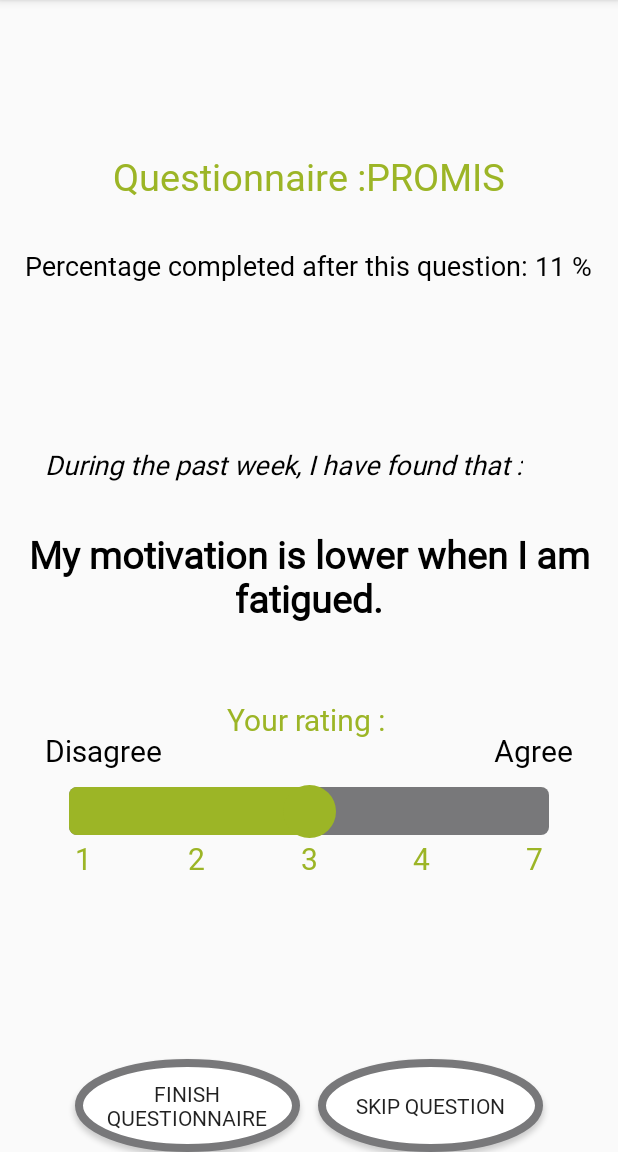
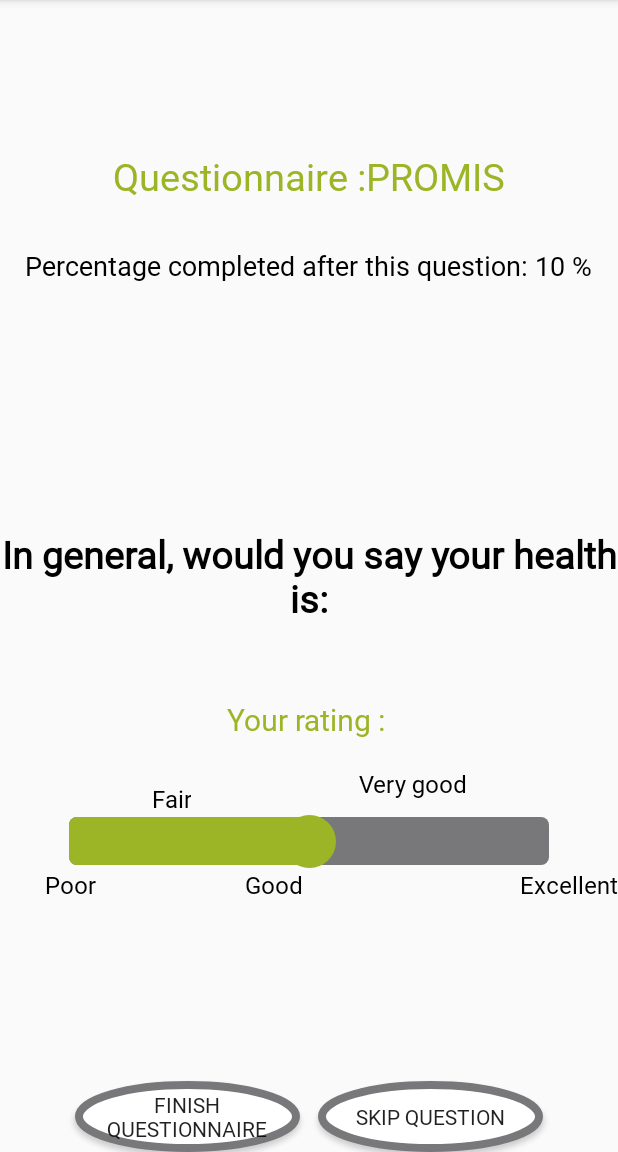
Before and after one commit to DART-Lab-LLUI/iProms, an Android app: the PromisActivity screen opened directly, with no data from a screen before it, on a phone screen of 412 x 824 dp, the part 84-1236 px from its top. Run offline under Robolectric (Android 15) with nearby library versions, the phone set to English and light mode, and no system bars; libraries missing offline, so code that uses them is left out: com.opencsv, com.opencsv.exceptions; 10 statements that could not run were skipped.

Commit message:
Version0310- PROMIS questionnaire added

```diff
--- a/app/src/main/java/fr/thomas/menard/iproms/Utils/WriteCSV.java
+++ b/app/src/main/java/fr/thomas/menard/iproms/Utils/WriteCSV.java
@@ -25,6 +25,7 @@ public class WriteCSV extends ViewModel {
                                     String fatigue, String avg_score_fatigue, String question_ans_fatigue,String last_question_fatigue,
                                     String depression, String avg_score_dep, String score_anxiety, String question_ans_dep,String last_question_depression, String question_skipped_anx,
                                     String bdi, String avg_score_bdi, String question_ans_bdi,String last_question_bdi,
+                                    String promis, String avg_score_promis, String question_ans_promis,String last_question_promis,
                                     String qol, String avg_score_qol, String question_ans_qol, String skip_question_qol,
                                     String qol1, String score_qol1, String question_ans_qol1, String skip_question_qol1,
                                     String qol2, String score_qol2, String question_ans_qol2, String skip_question_qol2,
@@ -56,6 +57,7 @@ public class WriteCSV extends ViewModel {
             summ.add(new String[] { "Patient_ID", "Case_ID", "Time", "Fatigue", "Score_fatigue", "Question_ans_fatigue", "Skipped_question_fatigue",
                     "Depression_Anxiety", "Score_depression", "Score_anxiety", "Question_ans_dep", "Skipped_question_dep","Skipped_question_anx",
                     "BDI_II", "Score_bdi", "Question_ans_bdi", "Skipped_question_bdi",
+                    "PROMIS", "Score_promis", "Question_ans_promis", "Skipped_question_promis",
                     "QOL", "Score_qol", "Question_ans_qol", "Skipped_question_qol",
                     "QOL1","Score_qol1", "Question_ans_qol1", "Skipped_question_qol1",
                     "QOL2","Score_qol2", "Question_ans_qol2", "Skipped_question_qol2",
@@ -73,6 +75,7 @@ public class WriteCSV extends ViewModel {
                     question_ans_fatigue,last_question_fatigue,
                     depression, avg_score_dep, score_anxiety, question_ans_dep, last_question_depression,question_skipped_anx,
                     bdi, avg_score_bdi, question_ans_bdi, last_question_bdi,
+                    promis, avg_score_promis, question_ans_promis, last_question_promis,
                     qol, avg_score_qol, question_ans_qol, skip_question_qol,
                     qol1, score_qol1, question_ans_qol1, skip_question_qol1,
                     qol2, score_qol2, question_ans_qol2, skip_question_qol2,
--- a/app/src/main/java/fr/thomas/menard/iproms/Views/FSMCActivity.java
+++ b/app/src/main/java/fr/thomas/menard/iproms/Views/FSMCActivity.java
@@ -173,7 +173,7 @@ public class FSMCActivity extends AppCompatActivity {
                     .build();
 
             // Read the header to get column indices
-            int qolColumnIndex = 61;
+            int qolColumnIndex = 65;
 
             List<String[]> csvEntries = reader.readAll();
             String[] firstRow = csvEntries.get(1);
@@ -305,7 +305,7 @@ public class FSMCActivity extends AppCompatActivity {
                     .withCSVParser(csvParser)
                     .build();
 
-            int qolColumnIndex = 61;
+            int qolColumnIndex = 65;
 
             List<String[]> csvEntries = reader.readAll();
             String[] row = csvEntries.get(1);
--- a/app/src/main/java/fr/thomas/menard/iproms/Views/IdentificationActivity.java
+++ b/app/src/main/java/fr/thomas/menard/iproms/Views/IdentificationActivity.java
@@ -120,6 +120,7 @@ public class IdentificationActivity extends AppCompatActivity {
                         "null","0","0", "0",
                         "null","0","0", "0",
                         "null","0","0", "0",
+                        "null","0","0", "0",
                         "null", "0", "0", "0",
                         "null", "0", "0", "0"
                 );
--- a/app/src/main/java/fr/thomas/menard/iproms/Views/PromisActivity.java
+++ b/app/src/main/java/fr/thomas/menard/iproms/Views/PromisActivity.java
@@ -67,6 +67,7 @@ public class PromisActivity extends AppCompatActivity {
         translateText();
         retrieveInfos();
         displayQuestion();
+        displayLegend();
         reinit_questionnaire();
         listenBtnConfirm();
         listenSeekbar();
@@ -119,7 +120,7 @@ public class PromisActivity extends AppCompatActivity {
                     .build();
 
             // Read the header to get column indices
-            int qolColumnIndex = 7;
+            int qolColumnIndex = 17;
 
             List<String[]> csvEntries = reader.readAll();
             String[] firstRow = csvEntries.get(1);
@@ -133,7 +134,7 @@ public class PromisActivity extends AppCompatActivity {
                 numberQuestion = 1;
 
 
-            pourcentage = 100 * (numberQuestion) / 9;
+            pourcentage = 100 * (numberQuestion) / 10;
             binding.txtPoucentageDone.setText(String.valueOf(pourcentage));
             reader.close();
 
@@ -155,7 +156,7 @@ public class PromisActivity extends AppCompatActivity {
                         .withCSVParser(csvParser)
                         .build();
 
-                int qolColumnIndex = 3;
+                int qolColumnIndex = 17;
 
 
                 List<String[]> csvEntries = reader.readAll();
@@ -229,7 +230,7 @@ public class PromisActivity extends AppCompatActivity {
                 write_csv(rating);
                 total_Score = total_Score + Integer.parseInt(rating);
 
-                if(numberQuestion==9){
+                if(numberQuestion==10){
                     modifyCSVInfos("done", String.valueOf(total_Score), false, false);
                     Intent intent = new Intent(getApplicationContext(), MainActivity.class);
                     intent.putExtra("langue", langue);
@@ -241,7 +242,7 @@ public class PromisActivity extends AppCompatActivity {
                     finish();
                 }else {
                     modifyCSVInfos("not finished", String.valueOf(total_Score), false, false);
-                    Intent intent = new Intent(getApplicationContext(), FatigueQuestionnaire.class);
+                    Intent intent = new Intent(getApplicationContext(), PromisActivity.class);
                     intent.putExtra("patientID", idPatient);
                     intent.putExtra("caseID", caseID);
                     intent.putExtra("date", date);
@@ -280,7 +281,7 @@ public class PromisActivity extends AppCompatActivity {
             finish();
         }else {
             modifyCSVInfos("not finished", String.valueOf(total_Score), true, false);
-            Intent intent = new Intent(getApplicationContext(), FatigueQuestionnaire.class);
+            Intent intent = new Intent(getApplicationContext(), PromisActivity.class);
             intent.putExtra("patientID", idPatient);
             intent.putExtra("caseID", caseID);
             intent.putExtra("date", date);
@@ -295,31 +296,50 @@ public class PromisActivity extends AppCompatActivity {
     private void displayQuestion(){
         if(numberQuestion==1){
             question_num_string = "Question 1";
-            binding.txtQuestion.setText(R.string.question1_fatigue);
+            binding.txtQuestion.setText(R.string.promis_1);
         } else if (numberQuestion ==2) {
             question_num_string = "Question 2";
-            binding.txtQuestion.setText(R.string.question2_fatigue);
+            binding.txtQuestion.setText(R.string.promis_2);
         }else if (numberQuestion ==3) {
             question_num_string = "Question 3";
-            binding.txtQuestion.setText(R.string.question3_fatigue);
+            binding.txtQuestion.setText(R.string.promis_3);
         }else if (numberQuestion ==4) {
             question_num_string = "Question 4";
-            binding.txtQuestion.setText(R.string.question4_fatigue);
+            binding.txtQuestion.setText(R.string.promis_4);
         }else if (numberQuestion ==5) {
             question_num_string = "Question 5";
-            binding.txtQuestion.setText(R.string.question5_fatigue);
+            binding.txtQuestion.setText(R.string.promis_5);
         }else if (numberQuestion ==6) {
             question_num_string = "Question 6";
-            binding.txtQuestion.setText(R.string.question6_fatigue);
+            binding.txtQuestion.setText(R.string.promis_6);
         }else if (numberQuestion ==7) {
             question_num_string = "Question 7";
-            binding.txtQuestion.setText(R.string.question7_fatigue);
+            binding.txtQuestion.setText(R.string.promis_7);
         }else if (numberQuestion ==8) {
             question_num_string = "Question 8";
-            binding.txtQuestion.setText(R.string.question8_fatigue);
+            binding.txtQuestion.setText(R.string.promis_8);
         }else if (numberQuestion ==9) {
             question_num_string = "Question 9";
-            binding.txtQuestion.setText(R.string.question9_fatigue);
+            binding.txtQuestion.setText(R.string.promis_8);
+        }else if (numberQuestion ==10) {
+            question_num_string = "Question 10";
+            binding.txtQuestion.setText(R.string.promis_10);
+        }
+    }
+
+    private void displayLegend(){
+        if(numberQuestion==1 || numberQuestion==2 || numberQuestion==3 || numberQuestion==4 || numberQuestion==5 || numberQuestion==9){
+            binding.txt0.setText(R.string.promis_legend_1to59_1);
+            binding.txt1.setText(R.string.promis_legend_1to59_2);
+            binding.txt2.setText(R.string.promis_legend_1to59_3);
+            binding.txt3.setText(R.string.promis_legend_1to59_4);
+            binding.txt6.setText(R.string.promis_legend_1to59_5);
+        } else if (numberQuestion==6 || numberQuestion==7 || numberQuestion==8 || numberQuestion==10) {
+            binding.txt0.setText(R.string.promis_legend_6to10_1);
+            binding.txt1.setText(R.string.promis_legend_6to10_2);
+            binding.txt2.setText(R.string.promis_legend_6to10_3);
+            binding.txt3.setText(R.string.promis_legend_6to10_4);
+            binding.txt6.setText(R.string.promis_legend_6to10_5);
         }
     }
 
@@ -335,7 +355,7 @@ public class PromisActivity extends AppCompatActivity {
                     .withCSVParser(csvParser)
                     .build();
 
-            int qolColumnIndex = 3;
+            int qolColumnIndex = 17;
 
 
             List<String[]> csvEntries = reader.readAll();
@@ -383,7 +403,7 @@ public class PromisActivity extends AppCompatActivity {
             public void onStartTrackingTouch(SeekBar seekBar) {
                 binding.btnConfirm.setVisibility(View.VISIBLE);
                 if(!touched){
-                    rating = String.valueOf(4);
+                    rating = String.valueOf(3);
                     binding.txtRating.setText(rating);
                     touched = true;
                 }
--- a/app/src/main/java/fr/thomas/menard/iproms/Views/SleepActivity.java
+++ b/app/src/main/java/fr/thomas/menard/iproms/Views/SleepActivity.java
@@ -152,7 +152,7 @@ public class SleepActivity extends AppCompatActivity {
                     .build();
 
             // Read the header to get column indices
-            int qolColumnIndex = 57;
+            int qolColumnIndex = 61;
 
             List<String[]> csvEntries = reader.readAll();
             String[] firstRow = csvEntries.get(1);
@@ -295,7 +295,7 @@ public class SleepActivity extends AppCompatActivity {
                     .withCSVParser(csvParser)
                     .build();
 
-            int qolColumnIndex = 57;
+            int qolColumnIndex = 61;
 
             List<String[]> csvEntries = reader.readAll();
             String[] row = csvEntries.get(1);
--- a/app/src/main/res/layout/activity_promis.xml
+++ b/app/src/main/res/layout/activity_promis.xml
@@ -66,20 +66,6 @@
     </LinearLayout>
 
 
-    <TextView
-        android:id="@+id/txtIntro"
-        android:layout_width="wrap_content"
-        android:layout_height="wrap_content"
-        android:layout_above="@id/txtQuestion"
-        android:layout_marginStart="30dp"
-        android:layout_marginTop="30dp"
-        android:layout_marginEnd="30dp"
-        android:layout_marginBottom="30dp"
-        android:fontFamily="@font/montserratregular"
-        android:text="@string/intro_question_fatigue"
-        android:textColor="@color/black"
-        android:textSize="18sp"
-        android:textStyle="italic" />
 
     <TextView
         android:id="@+id/txtQuestion"
@@ -120,110 +106,93 @@
     </LinearLayout>
 
     <androidx.constraintlayout.widget.ConstraintLayout
+        android:id="@+id/constraint"
         android:layout_width="match_parent"
         android:layout_height="wrap_content"
-        android:id="@+id/constraint"
         android:layout_below="@id/linearRating">
 
         <SeekBar
+            android:id="@+id/seekbar"
             android:layout_width="match_parent"
             android:layout_height="wrap_content"
-            android:id="@+id/seekbar"
-            android:layout_margin="30dp"
+            android:layout_marginStart="30dp"
+            android:layout_marginEnd="30dp"
+            android:layout_marginTop="50dp"
+            android:max="4"
+            android:progress="2"
+            android:progressDrawable="@drawable/progress_drawable"
+            android:progressTint="@color/colorPrimary"
+            android:splitTrack="false"
             android:thumb="@drawable/thumb_size"
-            android:splitTrack="false"
-            android:progress="3"
-            android:progressTint="@color/colorPrimary"
-            android:progressDrawable="@drawable/progress_drawable"
-            app:layout_constraintTop_toTopOf="parent"
-            android:max="6"/>
+            app:layout_constraintTop_toTopOf="parent" />
+
 
         <TextView
+            android:id="@+id/txt0"
             android:layout_width="wrap_content"
             android:layout_height="wrap_content"
-            android:text="@string/disagree"
+            android:layout_marginBottom="10dp"
             android:fontFamily="@font/montserratregular"
-            app:layout_constraintBottom_toTopOf="@id/seekbar"
-            android:layout_marginBottom="10dp"
+            android:text="1"
+            android:textColor="@color/black"
+            android:textSize="16sp"
             app:layout_constraintLeft_toLeftOf="@id/seekbar"
-            android:textColor="@color/black"
-            android:textSize="20sp"/>
+            app:layout_constraintTop_toBottomOf="@id/seekbar" />
 
         <TextView
+            android:id="@+id/txt6"
             android:layout_width="wrap_content"
             android:layout_height="wrap_content"
-            android:text="@string/agree"
+            android:fontFamily="@font/montserratregular"
+            android:text="7"
+            android:textColor="@color/black"
+            android:textSize="16sp"
+            app:layout_constraintEnd_toEndOf="parent"
+            app:layout_constraintLeft_toRightOf="@id/txt3"
+            app:layout_constraintTop_toBottomOf="@id/seekbar" />
+
+        <TextView
+            android:id="@+id/txt1"
+            android:layout_width="wrap_content"
+            android:layout_height="wrap_content"
+            android:fontFamily="@font/montserratregular"
+            android:text="2"
+            android:textAlignment="center"
+            android:textColor="@color/black"
+            android:textSize="16sp"
             app:layout_constraintBottom_toTopOf="@id/seekbar"
-            app:layout_constraintEnd_toEndOf="@id/seekbar"
+            app:layout_constraintLeft_toRightOf="@id/txt0"
+            app:layout_constraintRight_toLeftOf="@id/txt2"
+            app:layout_constraintVertical_bias="1.0" />
+
+        <TextView
+            android:id="@+id/txt2"
+            android:layout_width="wrap_content"
+            android:layout_height="wrap_content"
             android:layout_marginBottom="10dp"
             android:fontFamily="@font/montserratregular"
+            android:text="3"
+            android:gravity="center"
+            android:textAlignment="center"
             android:textColor="@color/black"
-            android:textSize="20sp"/>
+            android:textSize="16sp"
+            app:layout_constraintLeft_toRightOf="@id/txt1"
+            app:layout_constraintRight_toLeftOf="@id/txt3"
+            app:layout_constraintTop_toBottomOf="@id/seekbar" />
 
         <TextView
+            android:id="@+id/txt3"
             android:layout_width="wrap_content"
             android:layout_height="wrap_content"
-            android:id="@+id/txt0"
-            android:text="1"
-            app:layout_constraintTop_toBottomOf="@id/seekbar"
-            app:layout_constraintLeft_toLeftOf="@id/seekbar"
-            android:layout_marginBottom="10dp"
-            android:layout_marginStart="20dp"
-            android:fontFamily="@font/montserratregular"
-            android:textColor="@color/colorPrimary"
-            android:textSize="20sp"/>
-
-        <TextView
-            android:layout_width="wrap_content"
-            android:layout_height="wrap_content"
-            android:id="@+id/txt6"
-            android:text="7"
-            app:layout_constraintTop_toBottomOf="@id/seekbar"
-            app:layout_constraintEnd_toEndOf="@id/seekbar"
-            android:layout_marginBottom="10dp"
-            android:layout_marginEnd="20dp"
-            android:fontFamily="@font/montserratregular"
-            android:textColor="@color/colorPrimary"
-            android:textSize="20sp"/>
-
-        <TextView
-            android:layout_width="wrap_content"
-            android:layout_height="wrap_content"
-            android:id="@+id/txt1"
-            android:text="2"
-            app:layout_constraintTop_toBottomOf="@id/seekbar"
-            app:layout_constraintRight_toLeftOf="@id/txt2"
-            app:layout_constraintLeft_toRightOf="@id/txt0"
             android:layout_marginBottom="10dp"
             android:fontFamily="@font/montserratregular"
-            android:textColor="@color/colorPrimary"
-            android:textSize="20sp"/>
-
-        <TextView
-            android:layout_width="wrap_content"
-            android:layout_height="wrap_content"
-            android:id="@+id/txt2"
-            android:text="3"
-            app:layout_constraintTop_toBottomOf="@id/seekbar"
-            app:layout_constraintRight_toLeftOf="@id/txt3"
-            app:layout_constraintLeft_toRightOf="@id/txt1"
-            android:layout_marginBottom="10dp"
-            android:fontFamily="@font/montserratregular"
-            android:textColor="@color/colorPrimary"
-            android:textSize="20sp"/>
-
-        <TextView
-            android:layout_width="wrap_content"
-            android:layout_height="wrap_content"
-            android:id="@+id/txt3"
             android:text="4"
-            app:layout_constraintTop_toBottomOf="@id/seekbar"
+            android:gravity="center"
+            android:textColor="@color/black"
+            android:textSize="16sp"
+            app:layout_constraintLeft_toRightOf="@id/txt2"
             app:layout_constraintRight_toLeftOf="@id/txt6"
-            app:layout_constraintLeft_toRightOf="@id/txt2"
-            android:layout_marginBottom="10dp"
-            android:fontFamily="@font/montserratregular"
-            android:textColor="@color/colorPrimary"
-            android:textSize="20sp"/>
+            app:layout_constraintBottom_toTopOf="@id/seekbar" />
 
 
     </androidx.constraintlayout.widget.ConstraintLayout>
```
Also changed, not shown: app/src/main/java/fr/thomas/menard/iproms/Views/MainActivity.java (+36 -40 lines), app/src/main/java/fr/thomas/menard/iproms/Views/OptionnalQuestionnairesActivity.java (+39 -10 lines), app/src/main/java/fr/thomas/menard/iproms/Views/QualityofLifeActivity.java (+4 -4 lines), app/src/main/res/layout/activity_main.xml (+8 -0 lines), app/src/main/res/layout/activity_optionnal_questionnaires.xml (+6 -2 lines).
